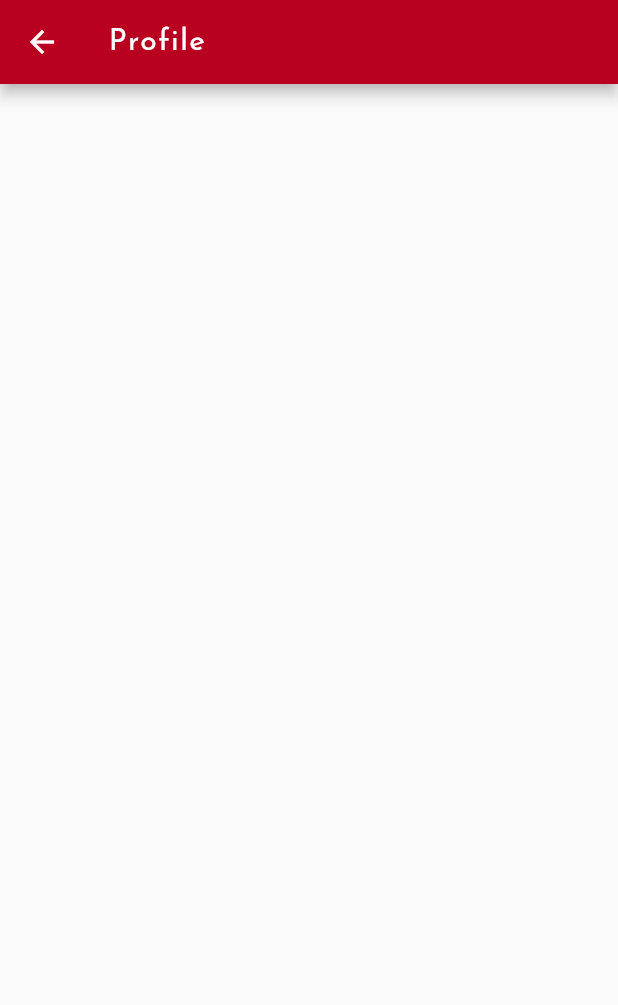
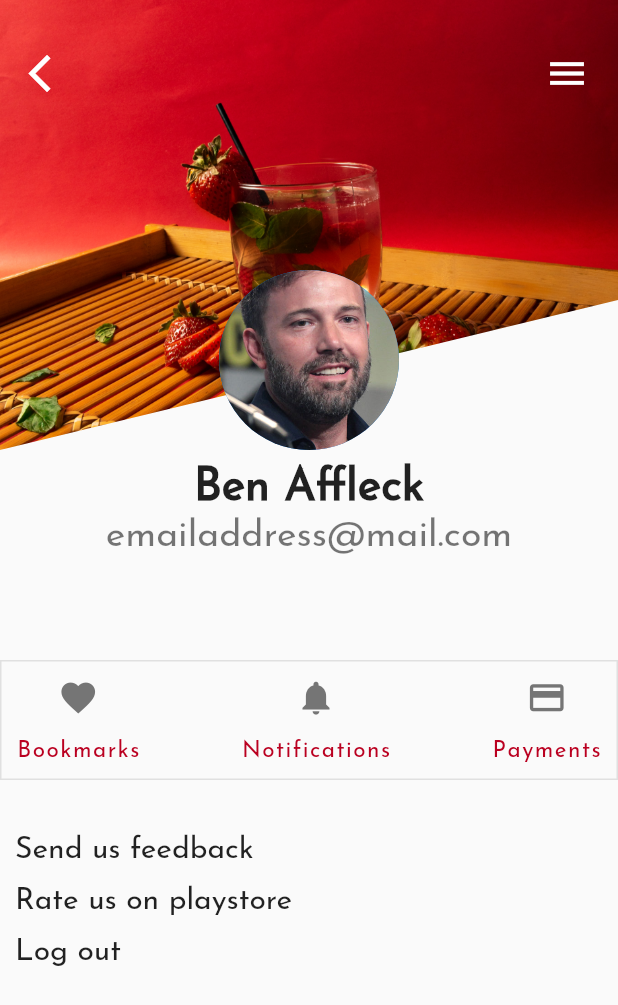
Before and after one commit to 07Abhi/foodAppUi, a Flutter app: the Profile screen opened directly, on a phone screen of 412 x 824 dp. Shown: the top 1005 px of the screen. Run offline on Flutter 3.47's test engine with Material 2 defaults, Android fonts, the phone set to English and light mode, and no system bars; our stand-ins replace animated_text_kit, toast; missing offline and left inert: autocomplete_textfield; statements that could not run were skipped.

Commit message:
profile compeleted

```diff
--- a/lib/screens/profile.dart
+++ b/lib/screens/profile.dart
@@ -1,3 +1,5 @@
+import 'package:flutter_food_delivery_ui/widgets/profiletiles.dart';
+import 'package:flutter_food_delivery_ui/widgets/topbar.dart';
 import 'package:flutter/material.dart';
 
 class Profile extends StatelessWidget {
@@ -6,12 +8,143 @@ class Profile extends StatelessWidget {
   @override
   Widget build(BuildContext context) {
     return Scaffold(
-      appBar: AppBar(
-        title: Text(
-          'Profile',
-          style: TextStyle(letterSpacing: 1.0),
-        ),
+      body: Column(
+        crossAxisAlignment: CrossAxisAlignment.start,
+        children: [
+          Container(
+            height: 550.0,
+            child: Stack(
+              children: [
+                ClipPath(
+                  clipper: MyCustomPathClipper(),
+                  child: Container(
+                    height: 300.0,
+                    decoration: BoxDecoration(
+                      image: DecorationImage(
+                          image: AssetImage('assets/images/profileback.jpg'),
+                          fit: BoxFit.cover),
+                    ),
+                  ),
+                ),
+                Align(
+                  child: Column(
+                    mainAxisSize: MainAxisSize.min,
+                    children: [
+                      CircleAvatar(
+                        radius: 60.0,
+                        backgroundImage:
+                            AssetImage('assets/images/userpicture.jpg'),
+                      ),
+                      SizedBox(
+                        height: 10.0,
+                      ),
+                      Text(
+                        'Ben Affleck',
+                        style: TextStyle(
+                            fontSize: 30.0,
+                            fontWeight: FontWeight.bold,
+                            color: Colors.black87),
+                      ),
+                      SizedBox(
+                        height: 5.0,
+                      ),
+                      Text(
+                        'emailaddress@mail.com',
+                        style: TextStyle(
+                            fontSize: 25.0,
+                            fontWeight: FontWeight.w500,
+                            color: Colors.black54),
+                      ),
+                    ],
+                  ),
+                ),
+                Positioned(
+                  bottom: 30.0,
+                  child: Container(
+                    height: 80.0,
+                    width: MediaQuery.of(context).size.width,
+                    decoration: BoxDecoration(
+                      border:
+                          Border.all(width: 1.0, color: Colors.grey.shade300),
+                    ),
+                    child: Row(
+                      mainAxisSize: MainAxisSize.min,
+                      mainAxisAlignment: MainAxisAlignment.spaceBetween,
+                      children: [
+                        ProfileTiles(
+                          icon: Icons.favorite,
+                          text: 'Bookmarks',
+                        ),
+                        ProfileTiles(
+                          icon: Icons.notifications,
+                          text: 'Notifications',
+                        ),
+                        ProfileTiles(
+                          icon: Icons.payment,
+                          text: 'Payments',
+                        ),
+                      ],
+                    ),
+                  ),
+                ),
+                TopBar(),
+              ],
+            ),
+          ),
+          Padding(
+            padding:
+                const EdgeInsets.symmetric(horizontal: 10.0, vertical: 7.0),
+            child: Text(
+              'Send us feedback',
+              style: TextStyle(
+                fontSize: 20.0,
+                fontWeight: FontWeight.w500,
+                color: Colors.black87,
+              ),
+            ),
+          ),
+          Padding(
+            padding:
+                const EdgeInsets.symmetric(horizontal: 10.0, vertical: 7.0),
+            child: Text(
+              'Rate us on playstore',
+              style: TextStyle(
+                fontSize: 20.0,
+                fontWeight: FontWeight.w500,
+                color: Colors.black87,
+              ),
+            ),
+          ),
+          Padding(
+            padding:
+                const EdgeInsets.symmetric(horizontal: 10.0, vertical: 7.0),
+            child: Text(
+              'Log out',
+              style: TextStyle(
+                fontSize: 20.0,
+                fontWeight: FontWeight.w500,
+                color: Colors.black87,
+              ),
+            ),
+          ),
+        ],
       ),
     );
   }
 }
+
+class MyCustomPathClipper extends CustomClipper<Path> {
+  @override
+  Path getClip(Size size) {
+    Path path = Path();
+    path.lineTo(size.width, 0);
+    path.lineTo(size.width, size.height - 100);
+    path.lineTo(0, size.height);
+    return path;
+  }
+
+  @override
+  bool shouldReclip(CustomClipper<Path> oldClipper) {
+    return true;
+  }
+}
--- /dev/null
+++ b/lib/widgets/profiletiles.dart
@@ -0,0 +1,37 @@
+import 'package:flutter/material.dart';
+
+class ProfileTiles extends StatelessWidget {
+  final IconData icon;
+  final String text;
+  const ProfileTiles({this.icon, this.text});
+
+  @override
+  Widget build(BuildContext context) {
+    return Padding(
+      padding: const EdgeInsets.symmetric(horizontal: 10.0),
+      child: Column(
+        mainAxisAlignment: MainAxisAlignment.center,
+        mainAxisSize: MainAxisSize.min,
+        children: [
+          Icon(
+            icon,
+            size: 27.0,
+            color: Colors.grey.shade600,
+          ),
+          SizedBox(
+            height: 15.0,
+          ),
+          Text(
+            text,
+            style: TextStyle(
+              fontSize: 15.0,
+              fontWeight: FontWeight.w500,
+              color: Theme.of(context).primaryColor,
+              letterSpacing: 1.0,
+            ),
+          )
+        ],
+      ),
+    );
+  }
+}
--- /dev/null
+++ b/lib/widgets/topbar.dart
@@ -0,0 +1,35 @@
+import 'package:flutter/material.dart';
+
+class TopBar extends StatelessWidget {
+  const TopBar({Key key}) : super(key: key);
+
+  @override
+  Widget build(BuildContext context) {
+    return Padding(
+      padding: const EdgeInsets.symmetric(horizontal: 10.0, vertical: 25.0),
+      child: Row(
+        mainAxisAlignment: MainAxisAlignment.spaceBetween,
+        children: [
+          IconButton(
+            icon: Icon(
+              Icons.arrow_back_ios,
+              size: 30.0,
+              color: Colors.white,
+            ),
+            onPressed: () {
+              Navigator.pop(context);
+            },
+          ),
+          IconButton(
+            icon: Icon(
+              Icons.menu,
+              size: 30.0,
+              color: Colors.white,
+            ),
+            onPressed: () {},
+          ),
+        ],
+      ),
+    );
+  }
+}
```
Also changed, not shown: assets/images/mabelpressshot.jpg (added), assets/images/profile1.jpg (added), assets/images/profileback.jpg (added), assets/images/userpicture.jpg (added).
